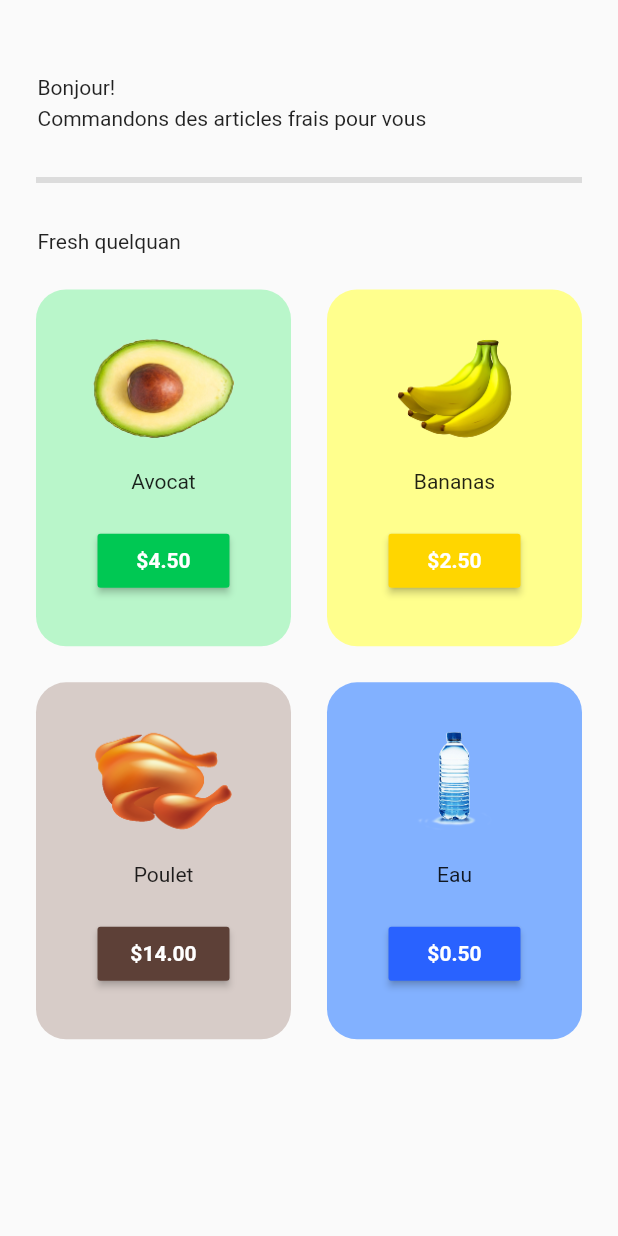
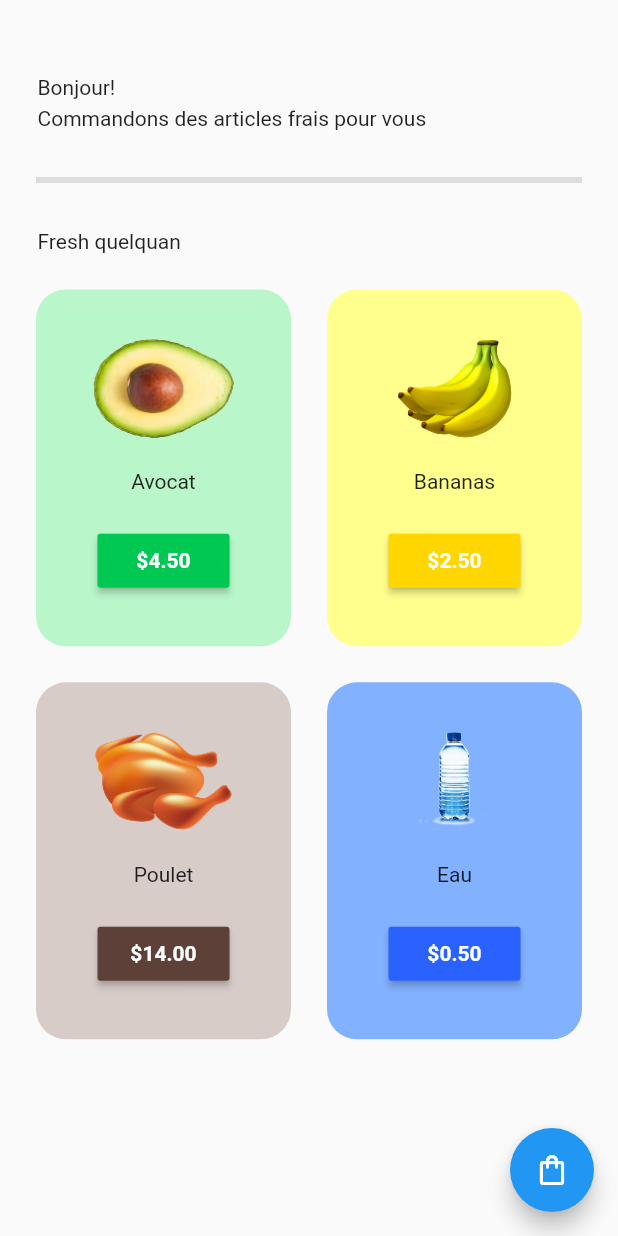
Before and after one commit to erdemgocen44/La-Marche, a Flutter app: the HomePage screen opened directly, on a phone screen of 412 x 824 dp. Run offline on Flutter 3.47's test engine with Material 2 defaults, Android fonts, the light colour scheme and no system bars; our stand-ins replace google_fonts.

Commit message:
floating action button

```diff
--- a/lib/pages/home_page.dart
+++ b/lib/pages/home_page.dart
@@ -11,6 +11,10 @@
   @override
   Widget build(BuildContext context) {
     return Scaffold(
+      floatingActionButton: FloatingActionButton(
+        onPressed: () {},
+        child: Icon(Icons.shopping_bag_outlined),
+      ),
       body: SafeArea(
         child: Column(
           crossAxisAlignment: CrossAxisAlignment.start,
```
